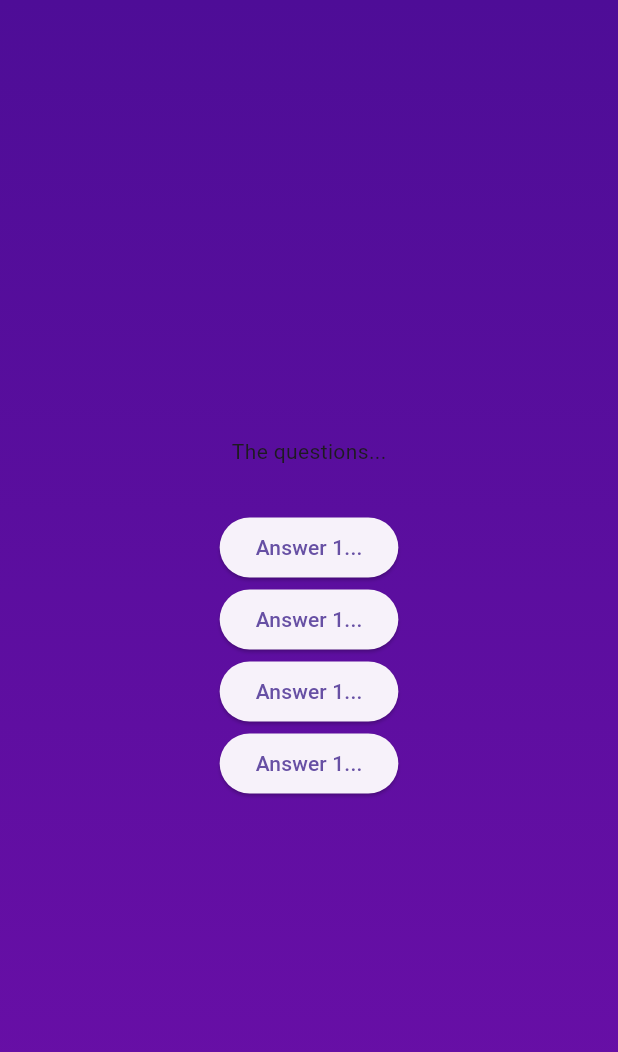
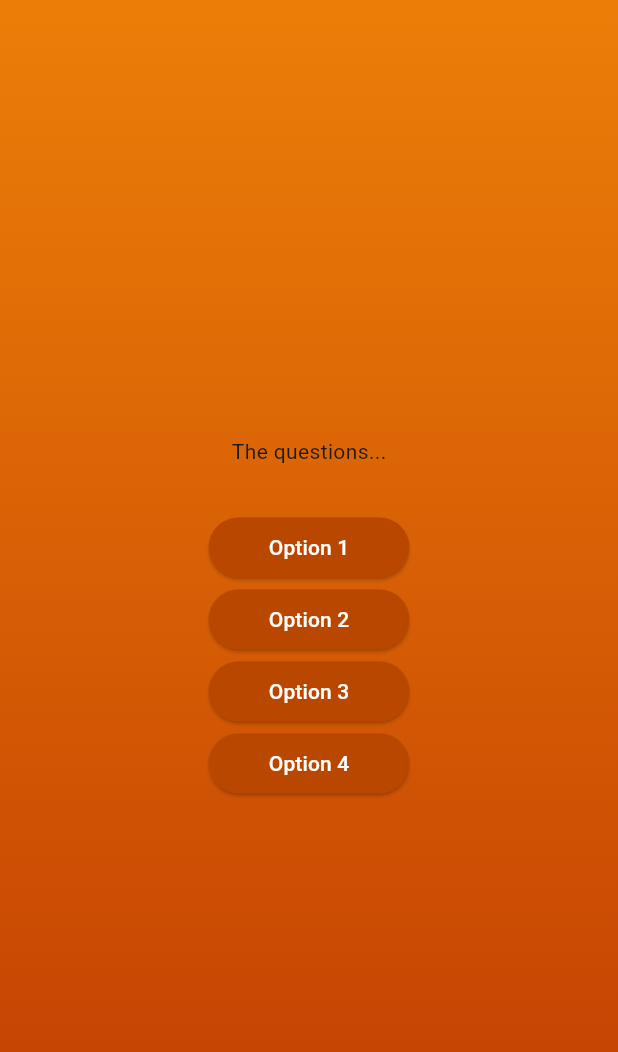
Before and after one commit to dubeyanant/quiz, a Flutter app: the screen it shows after launch, after a tap on "Start Quiz", on a phone screen of 412 x 824 dp. Shown: the top 1052 px of the screen. Run offline on Flutter 3.47's test engine with Material 3 defaults, Android fonts, the phone set to English and light mode, and no system bars.

Commit message:
feat: :sparkles: create reusable button widget

```diff
--- /dev/null
+++ b/lib/answer_button.dart
@@ -0,0 +1,20 @@
+import 'package:flutter/material.dart';
+
+class AnswerButton extends StatelessWidget {
+  const AnswerButton(this.answerText, this.onTap, {super.key});
+
+  final String answerText;
+  final void Function() onTap;
+
+  @override
+  Widget build(BuildContext context) {
+    return ElevatedButton(
+      onPressed: onTap,
+      style: ElevatedButton.styleFrom(
+          padding: const EdgeInsets.symmetric(horizontal: 40, vertical: 10),
+          backgroundColor: const Color.fromARGB(255, 186, 71, 0),
+          foregroundColor: Colors.white),
+      child: Text(answerText),
+    );
+  }
+}
--- a/lib/questions_screen.dart
+++ b/lib/questions_screen.dart
@@ -1,4 +1,6 @@
 import 'package:flutter/material.dart';
+
+import 'package:quiz/answer_button.dart';
 
 class QuestionsScreen extends StatefulWidget {
   const QuestionsScreen({super.key});
@@ -19,22 +21,10 @@ class _QuestionsScreenState extends State<QuestionsScreen> {
         children: [
           const Text("The questions..."),
           const SizedBox(height: 30),
-          ElevatedButton(
-            onPressed: () {},
-            child: const Text("Answer 1..."),
-          ),
-          ElevatedButton(
-            onPressed: () {},
-            child: const Text("Answer 1..."),
-          ),
-          ElevatedButton(
-            onPressed: () {},
-            child: const Text("Answer 1..."),
-          ),
-          ElevatedButton(
-            onPressed: () {},
-            child: const Text("Answer 1..."),
-          ),
+          AnswerButton("Option 1", () {}),
+          AnswerButton("Option 2", () {}),
+          AnswerButton("Option 3", () {}),
+          AnswerButton("Option 4", () {}),
         ],
       ),
     );
--- a/lib/quiz.dart
+++ b/lib/quiz.dart
@@ -29,8 +29,8 @@ class _QuizState extends State<Quiz> {
           decoration: const BoxDecoration(
             gradient: LinearGradient(
               colors: [
-                Color.fromARGB(255, 78, 13, 151),
-                Color.fromARGB(255, 107, 15, 168),
+                Color.fromARGB(255, 236, 126, 8),
+                Color.fromARGB(255, 192, 59, 2),
               ],
               begin: Alignment.topCenter,
               end: Alignment.bottomCenter,
```
